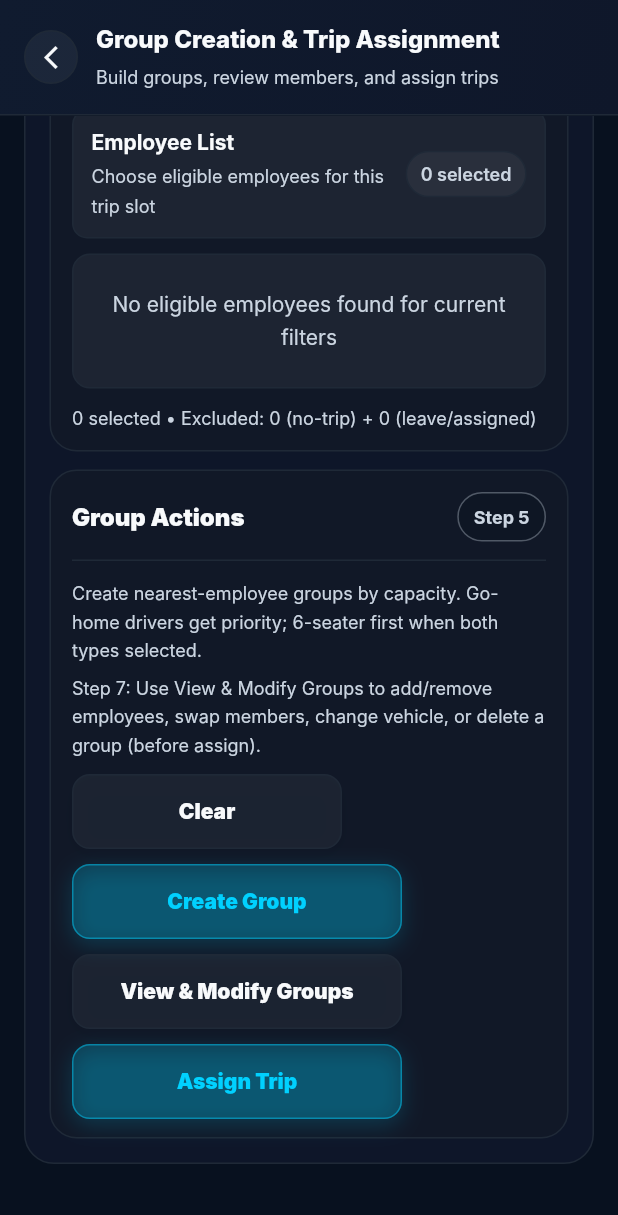
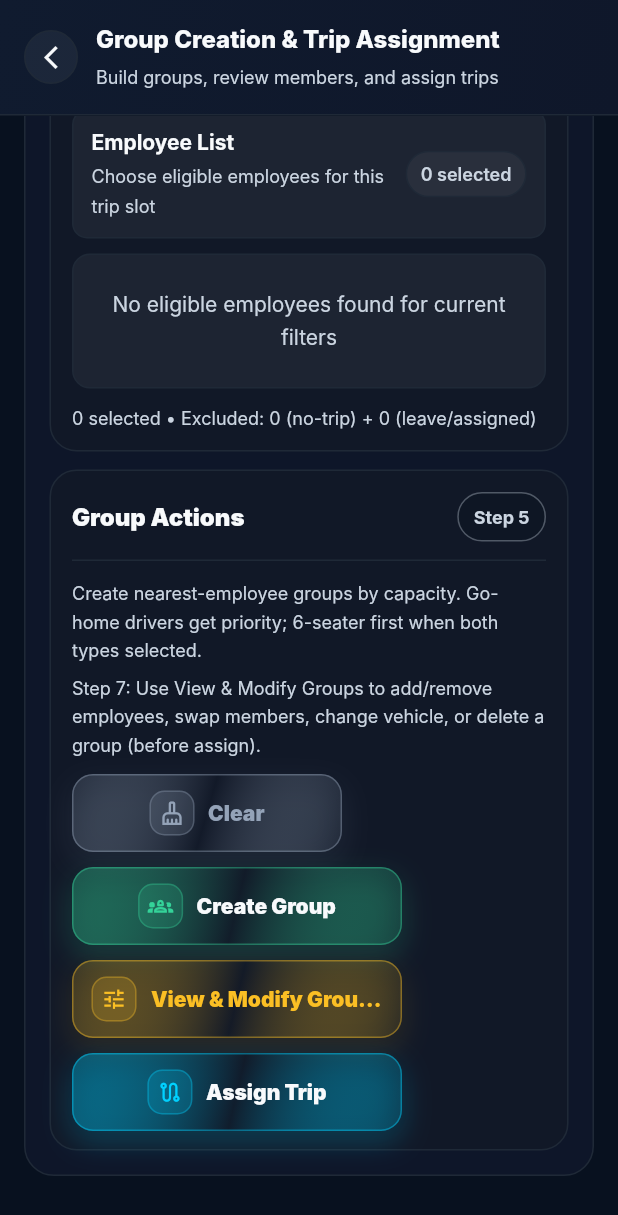
Before and after one commit to rushi0003/RG-Travel-Solution, a Flutter app: the CreateGroupAssignScreen screen opened directly with empty values, scrolled down 1653 dp, on a phone screen of 412 x 824 dp. Shown: the top 1215 px of the screen. Run offline on Flutter 3.47's test engine with Material 3 defaults, Android fonts, the phone set to English and light mode, and no system bars; our stand-ins replace flutter_map, geocoding, geolocator, latlong2, pdf, shared_preferences and 1 more; missing offline and left inert: dart:html; accounts and stored records are empty; network calls fail; Roboto replaces fonts that are missing (Inter).

Commit message:
Update admin dashboard and group assignment screens

```diff
--- a/RG Travel Solution/rg_travel_flutter/lib/screens/admin/create_group_assign_screen.dart
+++ b/RG Travel Solution/rg_travel_flutter/lib/screens/admin/create_group_assign_screen.dart
@@ -1778,15 +1778,6 @@ class _CreateGroupAssignScreenState extends State<CreateGroupAssignScreen> {
 
       if (!mounted) return;
       final firstTrip = createdTrips.isNotEmpty ? createdTrips.first : null;
-      final routeNos = createdTrips
-          .map((trip) => (trip["route_no"] ?? trip["routeNo"] ?? "").toString())
-          .where((route) => route.isNotEmpty)
-          .toList();
-      final startOtps = createdTrips
-          .map((trip) =>
-              (trip["start_otp"] ?? trip["startOtp"] ?? "").toString())
-          .where((otp) => otp.isNotEmpty)
-          .toList();
 
       showDialog<void>(
         context: context,
@@ -1798,10 +1789,6 @@ class _CreateGroupAssignScreenState extends State<CreateGroupAssignScreen> {
             children: [
               _tripDetailRow("Trips", "${createdTrips.length}"),
               _tripDetailRow("Groups", "${originalGroups.length}"),
-              if (routeNos.isNotEmpty)
-                _tripDetailRow("First Route", routeNos.first),
-              if (startOtps.isNotEmpty)
-                _tripDetailRow("First OTP", startOtps.first),
               const SizedBox(height: 10),
               Text(
                 createdTrips.length == originalGroups.length
@@ -1826,17 +1813,6 @@ class _CreateGroupAssignScreenState extends State<CreateGroupAssignScreen> {
             ],
           ),
           actions: [
-            if (startOtps.isNotEmpty)
-              TextButton(
-                onPressed: () {
-                  AdminService.copyToClipboard(startOtps.first);
-                  Navigator.pop(context);
-                  ScaffoldMessenger.of(context).showSnackBar(
-                    const SnackBar(content: Text("First Start OTP copied")),
-                  );
-                },
-                child: const Text("Copy First OTP"),
-              ),
             TextButton(
               onPressed: () {
                 Navigator.pop(context);
@@ -2831,23 +2807,41 @@ class _CreateGroupAssignScreenState extends State<CreateGroupAssignScreen> {
             children: [
               SizedBox(
                 width: 180,
-                child: _actionBtn("Clear", onTap: _clearAll),
+                child: _actionBtn(
+                  "Clear",
+                  icon: Icons.cleaning_services_outlined,
+                  accent: AppThemeColors.textTertiary,
+                  onTap: _clearAll,
+                ),
               ),
               SizedBox(
                 width: 220,
-                child: _actionBtn("Create Group",
-                    primary: true,
-                    onTap: _creatingGroups ? null : _createGroups),
+                child: _actionBtn(
+                  "Create Group",
+                  icon: Icons.groups_2_outlined,
+                  accent: AppThemeColors.success,
+                  primary: true,
+                  onTap: _creatingGroups ? null : _createGroups,
+                ),
               ),
               SizedBox(
                 width: 220,
-                child: _actionBtn("View & Modify Groups",
-                    onTap: _openViewModifyGroups),
+                child: _actionBtn(
+                  "View & Modify Groups",
+                  icon: Icons.tune_outlined,
+                  accent: AppThemeColors.warning,
+                  onTap: _openViewModifyGroups,
+                ),
               ),
               SizedBox(
                 width: 220,
-                child: _actionBtn("Assign Trip",
-                    primary: true, onTap: _openAssignTrip),
+                child: _actionBtn(
+                  "Assign Trip",
+                  icon: Icons.route_outlined,
+                  accent: AppThemeColors.primary,
+                  primary: true,
+                  onTap: _openAssignTrip,
+                ),
               ),
             ],
           ),
@@ -3478,49 +3472,97 @@ class _CreateGroupAssignScreenState extends State<CreateGroupAssignScreen> {
     );
   }
 
-  Widget _actionBtn(String label, {VoidCallback? onTap, bool primary = false}) {
+  Widget _actionBtn(
+    String label, {
+    VoidCallback? onTap,
+    bool primary = false,
+    IconData? icon,
+    Color? accent,
+  }) {
     final enabled = onTap != null;
-    final bg = primary
-        ? AppThemeColors.primary.withValues(alpha: 0.20)
-        : AppThemeColors.cardGlass;
-    final border = primary
-        ? AppThemeColors.primary.withValues(alpha: 0.45)
-        : AppThemeColors.border;
+    final c = accent ??
+        (primary ? AppThemeColors.primary : AppThemeColors.textPrimary);
+    final textColor = enabled
+        ? (primary ? AppThemeColors.textPrimary : c)
+        : AppThemeColors.textDisabled;
 
     return InkWell(
       onTap: enabled ? onTap : null,
-      borderRadius: BorderRadius.circular(12),
+      borderRadius: BorderRadius.circular(14),
       child: Container(
-        padding: const EdgeInsets.symmetric(horizontal: 14, vertical: 13),
+        height: 52,
+        padding: const EdgeInsets.symmetric(horizontal: 12),
         decoration: BoxDecoration(
-          color: enabled ? bg : AppThemeColors.cardGlass,
-          borderRadius: BorderRadius.circular(12),
-          border: Border.all(color: enabled ? border : AppThemeColors.border),
+          gradient: enabled
+              ? LinearGradient(
+                  begin: Alignment.topLeft,
+                  end: Alignment.bottomRight,
+                  colors: [
+                    c.withValues(alpha: primary ? 0.30 : 0.16),
+                    AppThemeColors.surfaceLight.withValues(alpha: 0.82),
+                    c.withValues(alpha: primary ? 0.14 : 0.07),
+                  ],
+                )
+              : null,
+          color: enabled ? null : AppThemeColors.cardGlass,
+          borderRadius: BorderRadius.circular(14),
+          border: Border.all(
+            color: enabled ? c.withValues(alpha: 0.42) : AppThemeColors.border,
+          ),
           boxShadow: enabled
               ? [
                   BoxShadow(
-                    color: (primary
-                            ? AppThemeColors.primary
-                            : AppThemeColors.background)
-                        .withValues(alpha: 0.18),
-                    blurRadius: 12,
-                    offset: const Offset(0, 4),
-                  )
+                    color: c.withValues(alpha: primary ? 0.24 : 0.14),
+                    blurRadius: 16,
+                    offset: const Offset(0, 7),
+                  ),
+                  BoxShadow(
+                    color: AppThemeColors.background.withValues(alpha: 0.28),
+                    blurRadius: 8,
+                    offset: const Offset(0, 2),
+                  ),
                 ]
               : null,
         ),
-        child: Center(
-          child: Text(
-            label,
-            style: AppTypography.bodyMedium.copyWith(
-              fontWeight: FontWeight.w900,
-              color: enabled
-                  ? (primary
-                      ? AppThemeColors.primary
-                      : AppThemeColors.textPrimary)
-                  : AppThemeColors.textDisabled,
-            ),
-          ),
+        child: Row(
+          mainAxisAlignment: MainAxisAlignment.center,
+          children: [
+            if (icon != null) ...[
+              Container(
+                width: 30,
+                height: 30,
+                decoration: BoxDecoration(
+                  color: enabled
+                      ? c.withValues(alpha: 0.16)
+                      : AppThemeColors.stateLayerOnTertiaryDisabled,
+                  borderRadius: BorderRadius.circular(10),
+                  border: Border.all(
+                    color: enabled
+                        ? c.withValues(alpha: 0.32)
+                        : AppThemeColors.border,
+                  ),
+                ),
+                child: Icon(
+                  icon,
+                  size: 17,
+                  color: enabled ? c : AppThemeColors.textDisabled,
+                ),
+              ),
+              const SizedBox(width: 9),
+            ],
+            Flexible(
+              child: Text(
+                label,
+                maxLines: 1,
+                overflow: TextOverflow.ellipsis,
+                textAlign: TextAlign.center,
+                style: AppTypography.bodyMedium.copyWith(
+                  fontWeight: FontWeight.w900,
+                  color: textColor,
+                ),
+              ),
+            ),
+          ],
         ),
       ),
     );
```
Also changed, not shown: RG Travel Solution/rg_travel_flutter/lib/screens/admin/admin_dashboard.dart (+5 -58 lines).
